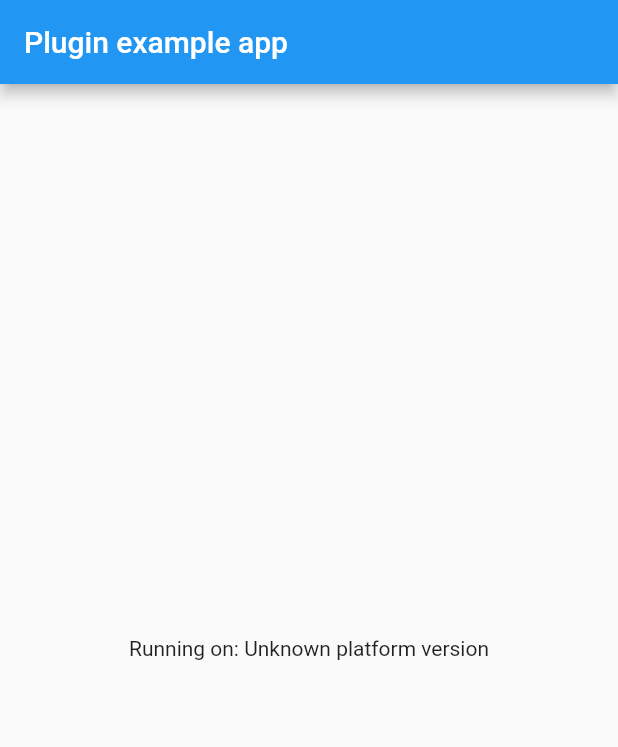
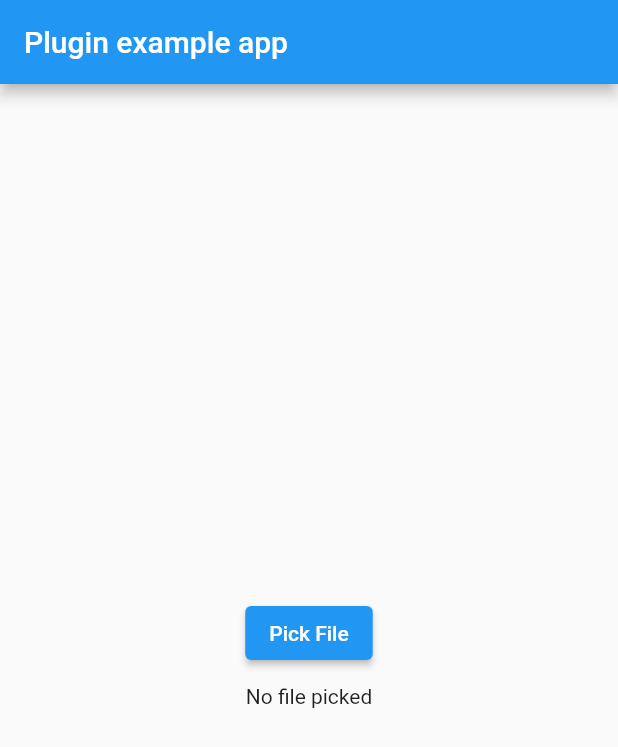
Before and after one commit to sarimk80/lean-file-picker, a Flutter app: the screen it shows after launch, on a phone screen of 412 x 824 dp. Shown: the top 747 px of the screen. Run offline on Flutter 3.47's test engine with Material 2 defaults, Android fonts, the phone set to English and light mode, and no system bars.

```diff
--- a/example/lib/main.dart
+++ b/example/lib/main.dart
@@ -1,7 +1,4 @@
 import 'package:flutter/material.dart';
-import 'dart:async';
-
-import 'package:flutter/services.dart';
 import 'package:lean_file_picker/lean_file_picker.dart';
 
 void main() {
@@ -14,35 +11,7 @@ class MyApp extends StatefulWidget {
 }
 
 class _MyAppState extends State<MyApp> {
-  String _platformVersion = 'Unknown';
-
-  @override
-  void initState() {
-    super.initState();
-    initPlatformState();
-  }
-
-  // Platform messages are asynchronous, so we initialize in an async method.
-  Future<void> initPlatformState() async {
-    String platformVersion;
-    // Platform messages may fail, so we use a try/catch PlatformException.
-    // We also handle the message potentially returning null.
-    try {
-      platformVersion =
-          await LeanFilePicker.platformVersion ?? 'Unknown platform version';
-    } on PlatformException {
-      platformVersion = 'Failed to get platform version.';
-    }
-
-    // If the widget was removed from the tree while the asynchronous platform
-    // message was in flight, we want to discard the reply rather than calling
-    // setState to update our non-existent appearance.
-    if (!mounted) return;
-
-    setState(() {
-      _platformVersion = platformVersion;
-    });
-  }
+  var _lastPick = 'No file picked';
 
   @override
   Widget build(BuildContext context) {
@@ -52,7 +21,32 @@ class _MyAppState extends State<MyApp> {
           title: const Text('Plugin example app'),
         ),
         body: Center(
-          child: Text('Running on: $_platformVersion\n'),
+          child: Column(
+            mainAxisSize: MainAxisSize.min,
+            children: [
+              ElevatedButton(
+                child: Text('Pick File'),
+                onPressed: () async {
+                  final file = await LeanFilePicker.pickFile(allowedExtensions: ['zip']);
+                  if (file != null) {
+                    final path = file.path;
+                    final size = file.lengthSync();
+                    file.deleteSync();
+                    setState(() => _lastPick = 'Picked file $path\nwith a size of $size bytes');
+                  } else {
+                    setState(() => _lastPick = 'Picker canceled');
+                  }
+                },
+              ),
+              Padding(
+                padding: const EdgeInsets.all(10),
+                child: Text(
+                  _lastPick,
+                  textAlign: TextAlign.center,
+                ),
+              ),
+            ],
+          ),
         ),
       ),
     );
--- a/lib/lean_file_picker.dart
+++ b/lib/lean_file_picker.dart
@@ -1,14 +1,19 @@
-
 import 'dart:async';
+import 'dart:io';
+import 'dart:core';
 
 import 'package:flutter/services.dart';
 
 class LeanFilePicker {
-  static const MethodChannel _channel =
-      const MethodChannel('lean_file_picker');
+  static const MethodChannel _channel = const MethodChannel('lean_file_picker');
 
-  static Future<String?> get platformVersion async {
-    final String? version = await _channel.invokeMethod('getPlatformVersion');
-    return version;
+  static Future<File?> pickFile({List<String>? allowedExtensions}) async {
+    final String? path = await _channel.invokeMethod('pickFile', <String, Object?>{
+      'allowedExtensions': allowedExtensions,
+    });
+    if (path != null) {
+      return File(path);
+    }
+    return null;
   }
 }
```
Also changed, not shown: example/pubspec.yaml (+2 -47 lines), 5 other files.
